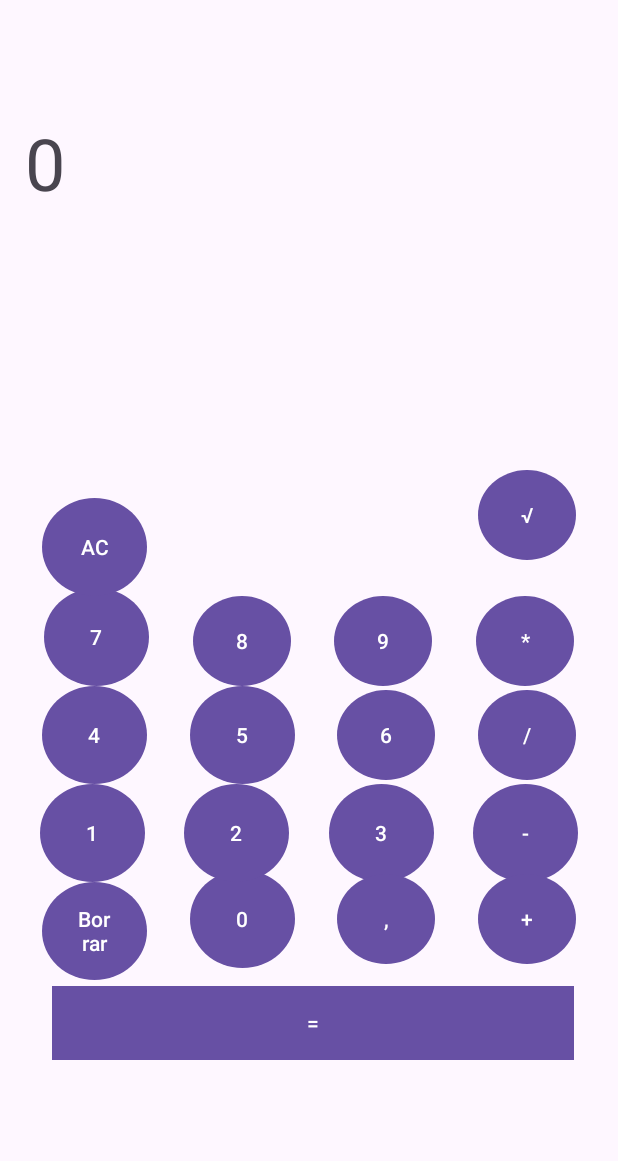
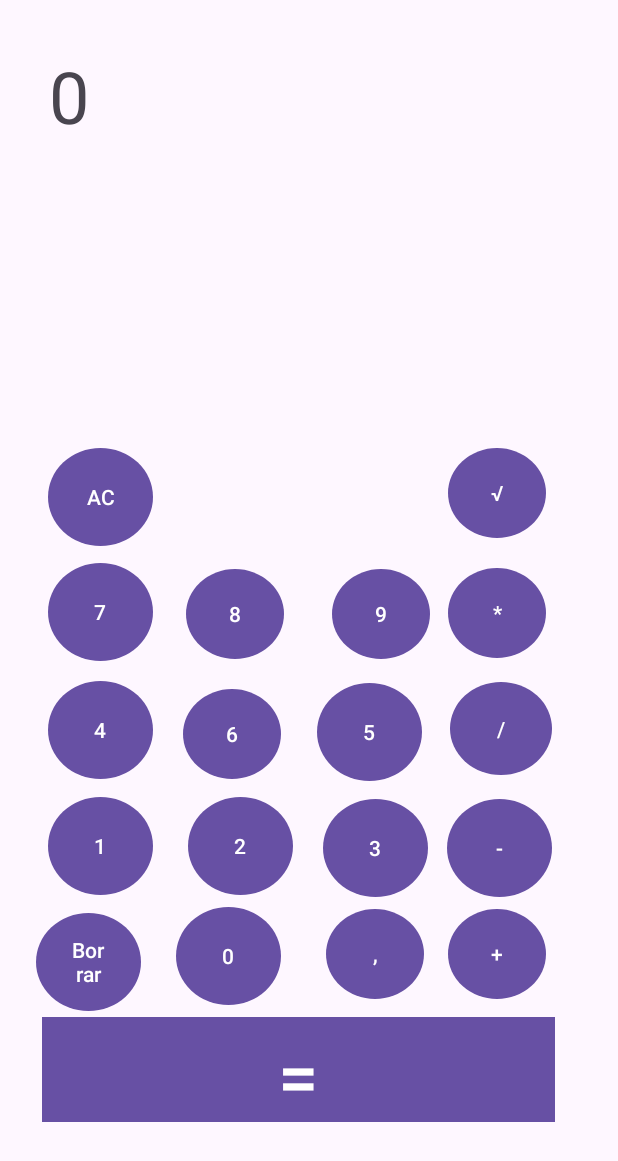
Before and after one commit to JaimeMalingre/CalculadoraJava, an Android app: the screen it shows after launch (MainActivity), on a phone screen of 412 x 824 dp. Shown: the top 1161 px of the screen. Run offline under Robolectric (Android 15) with nearby library versions, the phone set to English and light mode, and no system bars.

```diff
--- a/app/src/main/java/com/example/calculadorajava/MainActivity.java
+++ b/app/src/main/java/com/example/calculadorajava/MainActivity.java
@@ -25,8 +25,7 @@ public class MainActivity extends AppCompatActivity {
         super.onCreate(savedInstanceState);
         setContentView(R.layout.activity_main);
 
-        TextView NameBoton = findViewById(R.id.btnIgual);
-        igualBtn = findViewById(R.id.btnIgual);
+
 
         //Botones de numero
 
--- a/app/src/main/res/layout/activity_main.xml
+++ b/app/src/main/res/layout/activity_main.xml
@@ -7,259 +7,252 @@
 
     <TextView
         android:id="@+id/txtResultado"
-        android:layout_width="356dp"
-        android:layout_height="120dp"
-        android:layout_marginStart="64dp"
-        android:layout_marginEnd="91dp"
-        android:layout_marginBottom="196dp"
+        android:layout_width="345dp"
+        android:layout_height="102dp"
+        android:layout_marginTop="31dp"
+        android:layout_marginEnd="34dp"
         android:text="0"
         android:textSize="48sp"
-        app:layout_constraintBottom_toTopOf="@+id/btn7"
         app:layout_constraintEnd_toEndOf="parent"
-        app:layout_constraintHorizontal_bias="0.48"
+        app:layout_constraintTop_toTopOf="parent" />
+
+    <Button
+        android:id="@+id/btn1"
+        android:layout_width="70dp"
+        android:layout_height="65dp"
+        android:layout_marginStart="32dp"
+        android:layout_marginBottom="12dp"
+        android:background="@drawable/round_button"
+        android:text="1"
+        app:cornerRadius="0dp"
+        app:layout_constraintBottom_toTopOf="@+id/btnEliminar"
         app:layout_constraintStart_toStartOf="parent" />
 
     <Button
         android:id="@+id/btn7"
         android:layout_width="70dp"
         android:layout_height="65dp"
+        android:layout_marginStart="32dp"
+        android:layout_marginBottom="13dp"
         android:background="@drawable/round_button"
         android:backgroundTint="#757575"
         android:text="7"
         android:textAllCaps="false"
         android:textColor="@color/white"
-        android:textColorHighlight="#675D5D"
-        android:textColorLink="#E10E0E"
         app:cornerRadius="0dp"
         app:layout_constraintBottom_toTopOf="@+id/btn4"
-        app:layout_constraintEnd_toStartOf="@+id/btn8"
-        app:layout_constraintHorizontal_bias="0.5"
         app:layout_constraintStart_toStartOf="parent" />
 
     <Button
         android:id="@+id/cleanCalculadora"
         android:layout_width="70dp"
         android:layout_height="65dp"
-        android:layout_marginBottom="60dp"
+        android:layout_marginStart="32dp"
+        android:layout_marginBottom="11dp"
         android:background="@drawable/round_button"
         android:text="AC"
         app:cornerRadius="0dp"
-        app:layout_constraintBottom_toTopOf="@+id/btn4"
-        app:layout_constraintEnd_toStartOf="@+id/btn8"
-        app:layout_constraintHorizontal_bias="0.484"
+        app:layout_constraintBottom_toTopOf="@+id/btn7"
         app:layout_constraintStart_toStartOf="parent" />
 
     <Button
         android:id="@+id/btn4"
         android:layout_width="70dp"
         android:layout_height="65dp"
+        android:layout_marginStart="32dp"
+        android:layout_marginBottom="12dp"
         android:background="@drawable/round_button"
         android:text="4"
         app:cornerRadius="0dp"
-        app:layout_constraintEnd_toStartOf="@+id/btn5"
-        app:layout_constraintHorizontal_bias="0.5"
-        app:layout_constraintStart_toStartOf="parent"
-        app:layout_constraintTop_toBottomOf="@+id/btn7" />
-
-    <Button
-        android:id="@+id/btn1"
-        android:layout_width="70dp"
-        android:layout_height="65dp"
-        android:background="@drawable/round_button"
-        android:text="1"
-        app:cornerRadius="0dp"
-        app:layout_constraintBottom_toTopOf="@+id/btnEliminar"
-        app:layout_constraintEnd_toStartOf="@+id/btn2"
-        app:layout_constraintHorizontal_bias="0.5"
-        app:layout_constraintStart_toStartOf="parent"
-        app:layout_constraintTop_toBottomOf="@+id/btn4" />
-
-    <Button
-        android:id="@+id/btnEliminar"
-        android:layout_width="70dp"
-        android:layout_height="65dp"
-        android:background="@drawable/round_button"
-        android:text="Borrar"
-        app:cornerRadius="0dp"
-        app:layout_constraintBottom_toTopOf="@+id/btnIgual"
-        app:layout_constraintEnd_toStartOf="@+id/btn0"
-        app:layout_constraintHorizontal_bias="0.5"
+        app:layout_constraintBottom_toTopOf="@+id/btn1"
         app:layout_constraintStart_toStartOf="parent" />
 
     <Button
         android:id="@+id/btn0"
         android:layout_width="70dp"
         android:layout_height="65dp"
+        android:layout_marginStart="23dp"
+        android:layout_marginEnd="20dp"
+        android:layout_marginBottom="4dp"
         android:background="@drawable/round_button"
         android:text="0"
         app:cornerRadius="0dp"
-        app:layout_constraintBaseline_toBaselineOf="@+id/btnEliminar"
+        app:layout_constraintBottom_toTopOf="@+id/btnIgual"
         app:layout_constraintEnd_toStartOf="@+id/btnComa"
-        app:layout_constraintHorizontal_bias="0.5"
+        app:layout_constraintHorizontal_bias="0.0"
         app:layout_constraintStart_toEndOf="@+id/btnEliminar" />
 
     <Button
         android:id="@+id/btn5"
         android:layout_width="70dp"
         android:layout_height="65dp"
+        android:layout_marginStart="24dp"
+        android:layout_marginBottom="12dp"
         android:background="@drawable/round_button"
         android:text="5"
         app:cornerRadius="0dp"
-        app:layout_constraintBaseline_toBaselineOf="@+id/btn4"
-        app:layout_constraintEnd_toStartOf="@+id/btn6"
-        app:layout_constraintHorizontal_bias="0.5"
-        app:layout_constraintStart_toEndOf="@+id/btn4" />
+        app:layout_constraintBottom_toTopOf="@+id/btn3"
+        app:layout_constraintStart_toEndOf="@+id/btn6" />
 
     <Button
         android:id="@+id/btn2"
         android:layout_width="70dp"
         android:layout_height="65dp"
+        android:layout_marginStart="23dp"
+        android:layout_marginEnd="20dp"
+        android:layout_marginBottom="8dp"
         android:background="@drawable/round_button"
         android:text="2"
         app:cornerRadius="0dp"
-        app:layout_constraintBaseline_toBaselineOf="@+id/btn1"
+        app:layout_constraintBottom_toTopOf="@+id/btn0"
         app:layout_constraintEnd_toStartOf="@+id/btn3"
-        app:layout_constraintHorizontal_bias="0.5"
         app:layout_constraintStart_toEndOf="@+id/btn1" />
 
     <Button
         android:id="@+id/btn3"
         android:layout_width="70dp"
         android:layout_height="65dp"
+        android:layout_marginStart="20dp"
+        android:layout_marginBottom="8dp"
         android:background="@drawable/round_button"
         android:text="3"
         app:cornerRadius="0dp"
-        app:layout_constraintBaseline_toBaselineOf="@+id/btn2"
-        app:layout_constraintEnd_toStartOf="@+id/btnRestar"
-        app:layout_constraintHorizontal_bias="0.5"
+        app:layout_constraintBottom_toTopOf="@+id/btnComa"
         app:layout_constraintStart_toEndOf="@+id/btn2" />
 
     <Button
         android:id="@+id/btnRestar"
         android:layout_width="70dp"
         android:layout_height="65dp"
+        android:layout_marginEnd="44dp"
+        android:layout_marginBottom="8dp"
         android:background="@drawable/round_button"
         android:backgroundTint="#FF9800"
         android:text="-"
         app:cornerRadius="0dp"
-        app:layout_constraintBaseline_toBaselineOf="@+id/btn3"
-        app:layout_constraintEnd_toEndOf="parent"
-        app:layout_constraintHorizontal_bias="0.5"
-        app:layout_constraintStart_toEndOf="@+id/btn3" />
+        app:layout_constraintBottom_toTopOf="@+id/btnSuma"
+        app:layout_constraintEnd_toEndOf="parent" />
 
     <Button
         android:id="@+id/btnSuma"
         android:layout_width="65dp"
         android:layout_height="60dp"
+        android:layout_marginEnd="48dp"
+        android:layout_marginBottom="8dp"
         android:background="@drawable/round_button"
         android:backgroundTint="#FF9800"
         android:text="+"
         app:cornerRadius="0dp"
-        app:layout_constraintBaseline_toBaselineOf="@+id/btnComa"
-        app:layout_constraintEnd_toEndOf="parent"
-        app:layout_constraintHorizontal_bias="0.5"
-        app:layout_constraintStart_toEndOf="@+id/btnComa" />
+        app:layout_constraintBottom_toTopOf="@+id/btnIgual"
+        app:layout_constraintEnd_toEndOf="parent" />
 
     <Button
         android:id="@+id/btnComa"
         android:layout_width="65dp"
         android:layout_height="60dp"
+        android:layout_marginEnd="16dp"
+        android:layout_marginBottom="8dp"
         android:background="@drawable/round_button"
         android:text=","
         app:cornerRadius="0dp"
-        app:layout_constraintBaseline_toBaselineOf="@+id/btn0"
-        app:layout_constraintEnd_toStartOf="@+id/btnSuma"
-        app:layout_constraintHorizontal_bias="0.5"
-        app:layout_constraintStart_toEndOf="@+id/btn0" />
+        app:layout_constraintBottom_toTopOf="@+id/btnIgual"
+        app:layout_constraintEnd_toStartOf="@+id/btnSuma" />
 
     <Button
         android:id="@+id/btn6"
         android:layout_width="65dp"
         android:layout_height="60dp"
+        android:layout_marginStart="20dp"
+        android:layout_marginBottom="12dp"
         android:background="@drawable/round_button"
         android:text="6"
         app:cornerRadius="0dp"
-        app:layout_constraintBaseline_toBaselineOf="@+id/btn5"
-        app:layout_constraintEnd_toStartOf="@+id/btnDivision"
-        app:layout_constraintHorizontal_bias="0.5"
-        app:layout_constraintStart_toEndOf="@+id/btn5" />
+        app:layout_constraintBottom_toTopOf="@+id/btn2"
+        app:layout_constraintStart_toEndOf="@+id/btn4" />
 
     <Button
         android:id="@+id/btnDivision"
-        android:layout_width="65dp"
-        android:layout_height="60dp"
+        android:layout_width="68dp"
+        android:layout_height="62dp"
+        android:layout_marginEnd="44dp"
+        android:layout_marginBottom="16dp"
         android:background="@drawable/round_button"
         android:backgroundTint="#FF9800"
         android:text="/"
         app:cornerRadius="0dp"
-        app:layout_constraintBaseline_toBaselineOf="@+id/btn6"
-        app:layout_constraintEnd_toEndOf="parent"
-        app:layout_constraintHorizontal_bias="0.5"
-        app:layout_constraintStart_toEndOf="@+id/btn6" />
+        app:layout_constraintBottom_toTopOf="@+id/btnRestar"
+        app:layout_constraintEnd_toEndOf="parent" />
 
     <Button
         android:id="@+id/btn8"
         android:layout_width="65dp"
         android:layout_height="60dp"
+        android:layout_marginEnd="32dp"
+        android:layout_marginBottom="20dp"
         android:background="@drawable/round_button"
         android:text="8"
         app:cornerRadius="0dp"
-        app:layout_constraintBottom_toTopOf="@+id/btn5"
-        app:layout_constraintEnd_toStartOf="@+id/btn9"
-        app:layout_constraintHorizontal_bias="0.5"
-        app:layout_constraintStart_toEndOf="@+id/btn7" />
+        app:layout_constraintBottom_toTopOf="@+id/btn6"
+        app:layout_constraintEnd_toStartOf="@+id/btn9" />
 
     <Button
         android:id="@+id/btn9"
         android:layout_width="65dp"
         android:layout_height="60dp"
+        android:layout_marginEnd="12dp"
+        android:layout_marginBottom="16dp"
         android:background="@drawable/round_button"
         android:text="9"
         app:cornerRadius="0dp"
-        app:layout_constraintBaseline_toBaselineOf="@+id/btn8"
-        app:layout_constraintEnd_toStartOf="@+id/btnMultiplicar"
-        app:layout_constraintHorizontal_bias="0.5"
-        app:layout_constraintStart_toEndOf="@+id/btn8" />
+        app:layout_constraintBottom_toTopOf="@+id/btn5"
+        app:layout_constraintEnd_toStartOf="@+id/btnMultiplicar" />
 
     <Button
         android:id="@+id/btnMultiplicar"
         android:layout_width="65dp"
         android:layout_height="60dp"
+        android:layout_marginEnd="48dp"
+        android:layout_marginBottom="16dp"
         android:background="@drawable/round_button"
         android:backgroundTint="#FF9800"
         android:text="*"
         app:cornerRadius="0dp"
-        app:layout_constraintBaseline_toBaselineOf="@+id/btn9"
-        app:layout_constraintEnd_toEndOf="parent"
-        app:layout_constraintHorizontal_bias="0.5"
-        app:layout_constraintStart_toEndOf="@+id/btn9" />
+        app:layout_constraintBottom_toTopOf="@+id/btnDivision"
+        app:layout_constraintEnd_toEndOf="parent" />
 
     <Button
         android:id="@+id/btnIgual"
-        android:layout_width="348dp"
-        android:layout_height="57dp"
-        android:layout_marginStart="29dp"
-        android:layout_marginEnd="22dp"
-        android:layout_marginBottom="113dp"
+        android:layout_width="342dp"
+        android:layout_height="78dp"
+        android:layout_marginStart="28dp"
+        android:layout_marginBottom="72dp"
         android:text="="
+        android:textSize="48sp"
         app:cornerRadius="0dp"
         app:layout_constraintBottom_toBottomOf="parent"
-        app:layout_constraintEnd_toEndOf="parent"
-        app:layout_constraintHorizontal_bias="0.416"
-        app:layout_constraintStart_toStartOf="parent"
-        app:layout_constraintTop_toBottomOf="@+id/btn0"
-        app:layout_constraintVertical_bias="1.0" />
+        app:layout_constraintStart_toStartOf="parent" />
 
     <Button
         android:id="@+id/btnRaiz"
         android:layout_width="65dp"
         android:layout_height="60dp"
-        android:layout_marginEnd="28dp"
-        android:layout_marginBottom="24dp"
+        android:layout_marginEnd="48dp"
+        android:layout_marginBottom="20dp"
         android:background="@drawable/round_button"
         android:text="√"
         app:cornerRadius="0dp"
         app:layout_constraintBottom_toTopOf="@+id/btnMultiplicar"
         app:layout_constraintEnd_toEndOf="parent" />
 
+    <Button
+        android:id="@+id/btnEliminar"
+        android:layout_width="70dp"
+        android:layout_height="65dp"
+        android:layout_marginStart="24dp"
+        android:background="@drawable/round_button"
+        android:text="Borrar"
+        app:cornerRadius="0dp"
+        app:layout_constraintBottom_toTopOf="@+id/btnIgual"
+        app:layout_constraintStart_toStartOf="parent" />
+
 </androidx.constraintlayout.widget.ConstraintLayout>
```
